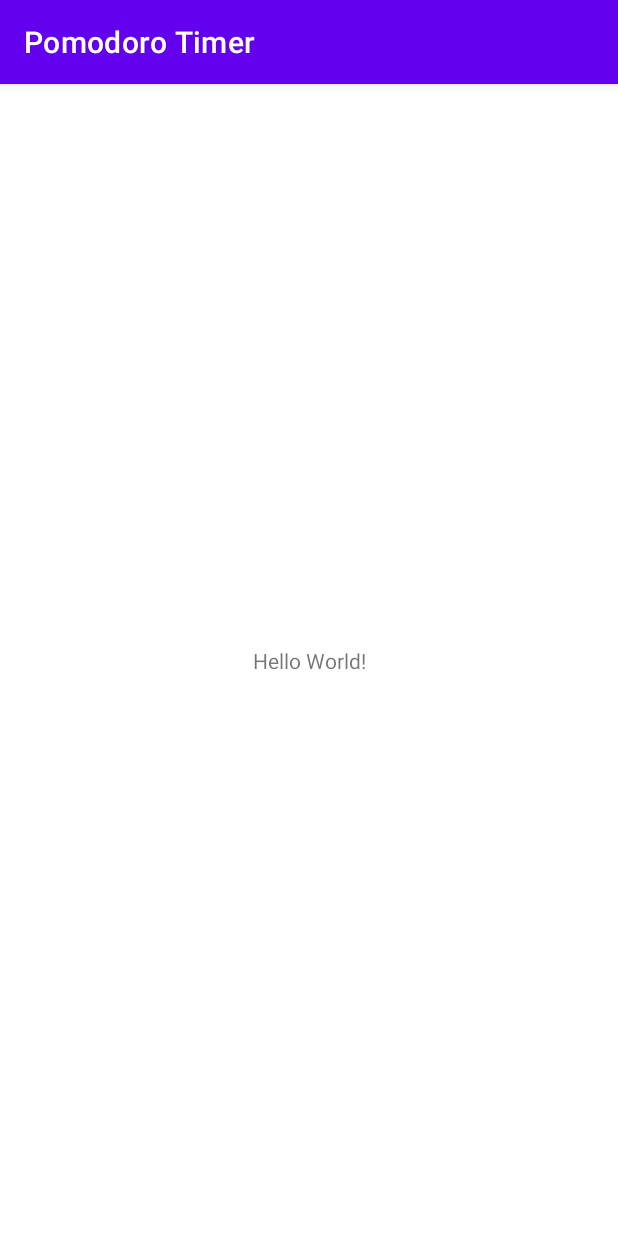
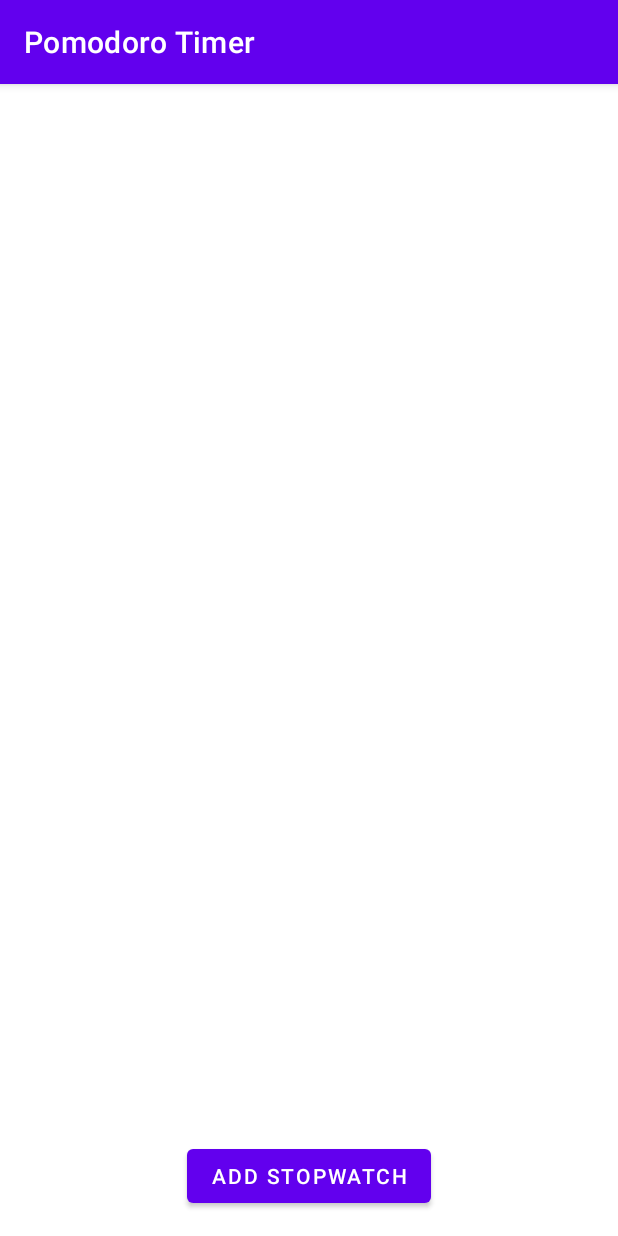
Before and after one commit to Nikorav/Pomodoro-Timer, an Android app: the screen it shows after launch (MainActivity), on a phone screen of 412 x 824 dp. Run offline under Robolectric (Android 15) with nearby library versions, the phone set to English and light mode, and no system bars.

Commit message:
feat: add Simple RecyclerView demo App - Stopwatch

```diff
--- a/app/build.gradle
+++ b/app/build.gradle
@@ -30,6 +30,9 @@ android {
     kotlinOptions {
         jvmTarget = '1.8'
     }
+    buildFeatures {
+        viewBinding = true
+    }
 }
 
 dependencies {
--- a/app/src/main/java/ru/imto/pomodorotimer/MainActivity.kt
+++ b/app/src/main/java/ru/imto/pomodorotimer/MainActivity.kt
@@ -2,10 +2,61 @@ package ru.imto.pomodorotimer
 
 import androidx.appcompat.app.AppCompatActivity
 import android.os.Bundle
+import androidx.recyclerview.widget.LinearLayoutManager
+import ru.imto.pomodorotimer.databinding.ActivityMainBinding
 
-class MainActivity : AppCompatActivity() {
+class MainActivity : AppCompatActivity(),StopwatchListener {
+
+    private lateinit var binding: ActivityMainBinding
+
+    private val stopwatchAdapter = StopwatchAdapter(this)
+    private val stopwatches = mutableListOf<Stopwatch>()
+    private var nextId = 0
+
     override fun onCreate(savedInstanceState: Bundle?) {
         super.onCreate(savedInstanceState)
-        setContentView(R.layout.activity_main)
+
+        binding = ActivityMainBinding.inflate(layoutInflater)
+        setContentView(binding.root)
+
+        binding.recycler.apply {
+            layoutManager = LinearLayoutManager(context)
+            adapter = stopwatchAdapter
+        }
+
+        binding.addNewStopwatchButton.setOnClickListener {
+            stopwatches.add(Stopwatch(nextId++, 0, true))
+            stopwatchAdapter.submitList(stopwatches.toList())
+        }
+    }
+    override fun start(id: Int) {
+        changeStopwatch(id, null, true)
+    }
+
+    override fun stop(id: Int, currentMs: Long) {
+        changeStopwatch(id, currentMs, false)
+    }
+
+    override fun reset(id: Int) {
+        changeStopwatch(id, 0L, false)
+    }
+
+    override fun delete(id: Int) {
+        stopwatches.remove(stopwatches.find { it.id == id })
+        stopwatchAdapter.submitList(stopwatches.toList())
+    }
+
+    private fun changeStopwatch(id: Int, currentMs: Long?, isStarted: Boolean) {
+        val newTimers = mutableListOf<Stopwatch>()
+        stopwatches.forEach {
+            if (it.id == id) {
+                newTimers.add(Stopwatch(it.id, currentMs ?: it.currentMs, isStarted))
+            } else {
+                newTimers.add(it)
+            }
+        }
+        stopwatchAdapter.submitList(newTimers)
+        stopwatches.clear()
+        stopwatches.addAll(newTimers)
     }
 }
--- /dev/null
+++ b/app/src/main/java/ru/imto/pomodorotimer/StopwatchAdapter.kt
@@ -0,0 +1,39 @@
+package ru.imto.pomodorotimer
+
+import android.view.LayoutInflater
+import android.view.ViewGroup
+import androidx.recyclerview.widget.DiffUtil
+import androidx.recyclerview.widget.ListAdapter
+import ru.imto.pomodorotimer.databinding.StopwatchItemBinding
+
+class StopwatchAdapter(
+    private val listener: StopwatchListener
+) : ListAdapter<Stopwatch, StopwatchViewHolder>(itemComparator) {
+
+    override fun onCreateViewHolder(parent: ViewGroup, viewType: Int): StopwatchViewHolder {
+        val layoutInflater = LayoutInflater.from(parent.context)
+        val binding = StopwatchItemBinding.inflate(layoutInflater, parent, false)
+        return StopwatchViewHolder(binding, listener, binding.root.context.resources)
+    }
+
+    override fun onBindViewHolder(holder: StopwatchViewHolder, position: Int) {
+        holder.bind(getItem(position))
+    }
+
+    private companion object {
+
+        private val itemComparator = object : DiffUtil.ItemCallback<Stopwatch>() {
+
+            override fun areItemsTheSame(oldItem: Stopwatch, newItem: Stopwatch): Boolean {
+                return oldItem.id == newItem.id
+            }
+
+            override fun areContentsTheSame(oldItem: Stopwatch, newItem: Stopwatch): Boolean {
+                return oldItem.currentMs == newItem.currentMs &&
+                        oldItem.isStarted == newItem.isStarted
+            }
+
+            override fun getChangePayload(oldItem: Stopwatch, newItem: Stopwatch) = Any()
+        }
+    }
+}
--- /dev/null
+++ b/app/src/main/java/ru/imto/pomodorotimer/StopwatchListener.kt
@@ -0,0 +1,12 @@
+package ru.imto.pomodorotimer
+
+interface StopwatchListener {
+
+    fun start(id: Int)
+
+    fun stop(id: Int, currentMs: Long)
+
+    fun reset(id: Int)
+
+    fun delete(id: Int)
+}
--- a/app/src/main/res/layout/activity_main.xml
+++ b/app/src/main/res/layout/activity_main.xml
@@ -6,13 +6,24 @@
     android:layout_height="match_parent"
     tools:context=".MainActivity">
 
-    <TextView
+    <androidx.recyclerview.widget.RecyclerView
+        android:id="@+id/recycler"
+        android:layout_width="match_parent"
+        android:layout_height="0dp"
+        android:layout_marginBottom="16dp"
+        app:layout_constraintBottom_toTopOf="@id/add_new_stopwatch_button"
+        app:layout_constraintStart_toStartOf="parent"
+        app:layout_constraintTop_toTopOf="parent"
+        tools:listitem="@layout/stopwatch_item" />
+
+    <Button
+        android:id="@+id/add_new_stopwatch_button"
         android:layout_width="wrap_content"
         android:layout_height="wrap_content"
-        android:text="Hello World!"
+        android:layout_marginBottom="16dp"
+        android:text="Add Stopwatch"
         app:layout_constraintBottom_toBottomOf="parent"
-        app:layout_constraintLeft_toLeftOf="parent"
-        app:layout_constraintRight_toRightOf="parent"
-        app:layout_constraintTop_toTopOf="parent" />
+        app:layout_constraintEnd_toEndOf="parent"
+        app:layout_constraintStart_toStartOf="parent" />
 
 </androidx.constraintlayout.widget.ConstraintLayout>
--- a/app/src/main/res/values/colors.xml
+++ b/app/src/main/res/values/colors.xml
@@ -7,4 +7,5 @@
     <color name="teal_700">#FF018786</color>
     <color name="black">#FF000000</color>
     <color name="white">#FFFFFFFF</color>
+    <color name="transparent">#00000000</color>
 </resources>
```
Also changed, not shown: app/src/main/java/ru/imto/pomodorotimer/Stopwatch.kt (added, +7 -0 lines), app/src/main/java/ru/imto/pomodorotimer/StopwatchViewHolder.kt (added, +107 -0 lines), app/src/main/res/drawable/blinking_circle.xml (added, +10 -0 lines), app/src/main/res/drawable/circle.xml (added, +8 -0 lines), app/src/main/res/drawable/ic_baseline_delete_24.xml (added, +10 -0 lines), app/src/main/res/drawable/ic_baseline_pause_24.xml (added, +10 -0 lines), app/src/main/res/drawable/ic_baseline_play_arrow_24.xml (added, +10 -0 lines), app/src/main/res/drawable/ic_baseline_refresh_24.xml (added, +10 -0 lines), app/src/main/res/layout/stopwatch_item.xml (added, +74 -0 lines), 2 other files.
